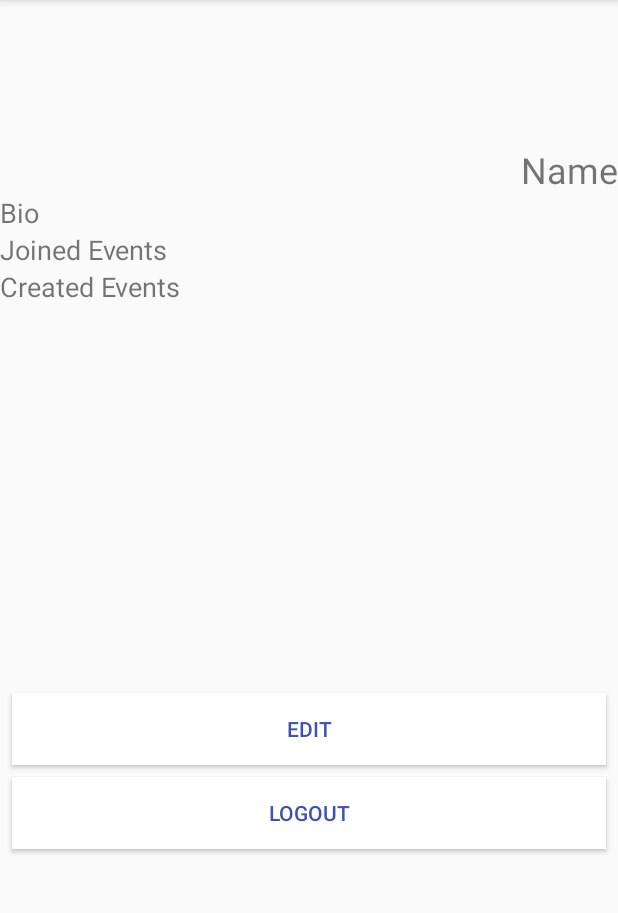
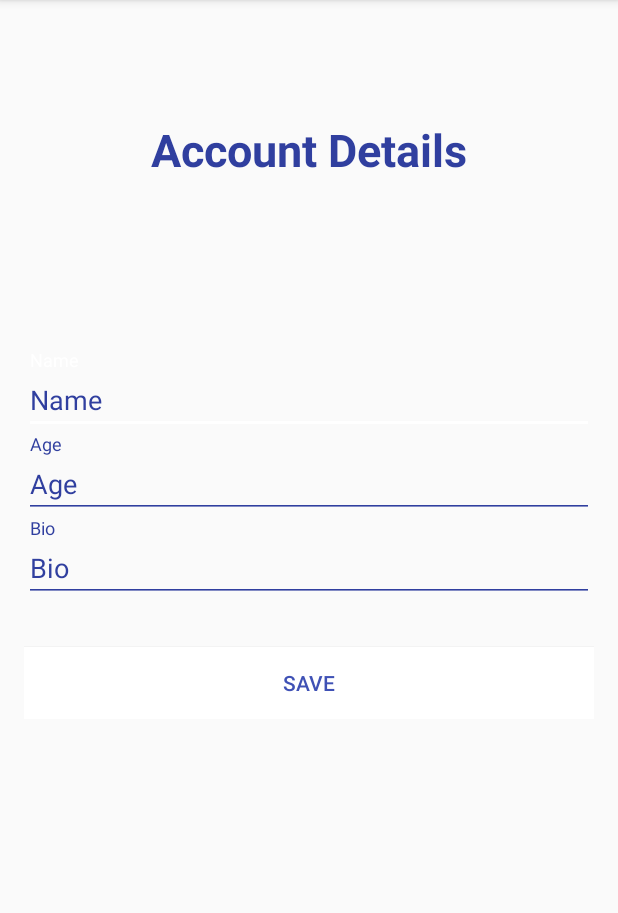
Before and after one commit to greenedy/QuickMeets, an Android app: the UserProfile screen opened directly, with no data from a screen before it, after a tap on "EDIT", on a phone screen of 412 x 824 dp, the part 84-997 px from its top. Run offline under Robolectric (Android 15) with nearby library versions, the phone set to English and light mode, and no system bars.

Commit message:
Added user methods to the GlobalSharedManager Login creates a test user "Nathan" User Profile populates from the GlobalSharedManager I think we will identify whos signed in by passing the user id in intents between activities

```diff
--- a/app/src/main/AndroidManifest.xml
+++ b/app/src/main/AndroidManifest.xml
@@ -40,7 +40,8 @@
 
         <activity android:name=".MainActivity" />
         <activity android:name=".Register" />
-        <activity android:name=".UserProfile"></activity>
+        <activity android:name=".UserProfile" />
+        <activity android:name=".UserProfileEdit"></activity>
     </application>
 
 </manifest>
--- a/app/src/main/java/com/mark/mroz/quickmeets/UserProfile.java
+++ b/app/src/main/java/com/mark/mroz/quickmeets/UserProfile.java
@@ -1,15 +1,48 @@
 package com.mark.mroz.quickmeets;
 
+import android.content.Intent;
 import android.support.v7.app.AppCompatActivity;
 import android.os.Bundle;
+import android.view.View;
 import android.widget.EditText;
+import android.widget.TextView;
+
+import com.mark.mroz.quickmeets.models.User;
+import com.mark.mroz.quickmeets.shared.GlobalSharedManager;
+
+import java.util.List;
 
 public class UserProfile extends AppCompatActivity {
+    GlobalSharedManager manager;
+    int currentUserID;
+    User currentUser;
+
+    private TextView userName, userAge, userBio;
 
     @Override
     protected void onCreate(Bundle savedInstanceState) {
         super.onCreate(savedInstanceState);
         setContentView(R.layout.activity_user_profile);
 
+
+        currentUserID = 101;
+        manager = new GlobalSharedManager(this);
+        currentUser = manager.getUser(currentUserID);
+
+        userName = (TextView) findViewById(R.id.lblName);
+        userAge = (TextView) findViewById(R.id.lblAge);
+        userBio = (TextView) findViewById(R.id.txtBio);
+
+        userName.setText(currentUser.getName());
+        userAge.setText(Integer.toString(currentUser.getAge()));
+        userBio.setText(currentUser.getBio());
+
+    }
+
+    public void onClickEdit(View view) {
+        Intent intent = new Intent(this, UserProfileEdit.class);
+        startActivity(intent);
+
+
     }
 }
--- /dev/null
+++ b/app/src/main/java/com/mark/mroz/quickmeets/UserProfileEdit.java
@@ -0,0 +1,13 @@
+package com.mark.mroz.quickmeets;
+
+import android.support.v7.app.AppCompatActivity;
+import android.os.Bundle;
+
+public class UserProfileEdit extends AppCompatActivity {
+
+    @Override
+    protected void onCreate(Bundle savedInstanceState) {
+        super.onCreate(savedInstanceState);
+        setContentView(R.layout.activity_user_profile_edit);
+    }
+}
--- a/app/src/main/java/com/mark/mroz/quickmeets/models/User.java
+++ b/app/src/main/java/com/mark/mroz/quickmeets/models/User.java
@@ -106,9 +106,7 @@ public class User {
 
     public void setFavouriteSports(List<SportEnum> favouriteSports) { this.favouriteSports = favouriteSports; }
 
-    public String getBio() {
-        return bio;
-    }
+    public String getBio() { return bio; }
 
     public void setBio(String bio) {this.bio = bio;}
 }
--- a/app/src/main/java/com/mark/mroz/quickmeets/shared/GlobalSharedManager.java
+++ b/app/src/main/java/com/mark/mroz/quickmeets/shared/GlobalSharedManager.java
@@ -6,10 +6,13 @@ import android.content.SharedPreferences;
 import com.google.gson.Gson;
 import com.google.gson.reflect.TypeToken;
 import com.mark.mroz.quickmeets.models.SportsEvent;
+import com.mark.mroz.quickmeets.models.User;
 
 import java.lang.reflect.Type;
 import java.util.ArrayList;
 import java.util.List;
+
+import static android.content.Context.MODE_PRIVATE;
 
 /**
  * Created by markmroz on 2017-07-09.
@@ -20,6 +23,7 @@ public class GlobalSharedManager {
     private Context appContext;
 
     private static final String USERS_LIST = "UserList";
+    private static final String ALL_USERS = "allUsers";
 
     private static final String SPORTS_EVENT_LIST = "SportsEventList";
     private static final String ALL_SPORTS_EVENTS = "allSportsEvents";
@@ -30,7 +34,7 @@ public class GlobalSharedManager {
 
     public boolean saveSportsEvent(SportsEvent sportsEvent) {
 
-        SharedPreferences settings = appContext.getSharedPreferences(SPORTS_EVENT_LIST, Context.MODE_PRIVATE);
+        SharedPreferences settings = appContext.getSharedPreferences(SPORTS_EVENT_LIST, MODE_PRIVATE);
         SharedPreferences.Editor editor  = settings.edit();
 
         List<SportsEvent> events = getAllSportsEvents();
@@ -45,7 +49,7 @@ public class GlobalSharedManager {
 
     public List<SportsEvent> getAllSportsEvents() {
 
-        SharedPreferences settings = appContext.getSharedPreferences(SPORTS_EVENT_LIST, Context.MODE_PRIVATE);
+        SharedPreferences settings = appContext.getSharedPreferences(SPORTS_EVENT_LIST, MODE_PRIVATE);
 
         String json = settings.getString(ALL_SPORTS_EVENTS, null);
 
@@ -60,9 +64,57 @@ public class GlobalSharedManager {
     }
 
     public void clearAllSportsEvents() {
-        SharedPreferences preferences = appContext.getSharedPreferences(SPORTS_EVENT_LIST, Context.MODE_PRIVATE);
+        SharedPreferences preferences = appContext.getSharedPreferences(SPORTS_EVENT_LIST, MODE_PRIVATE);
         SharedPreferences.Editor editor = preferences.edit();
         editor.clear();
         editor.commit();
     }
-}
+
+    public boolean saveUser(User user) {
+        SharedPreferences users = appContext.getSharedPreferences(USERS_LIST, MODE_PRIVATE);
+        SharedPreferences.Editor editor  = users.edit();
+
+        List<User> usersList = getAllUsers();
+        usersList.add(user);
+
+        String eventsJson = new Gson().toJson(usersList);
+
+        editor.putString(ALL_USERS, eventsJson);
+
+        return editor.commit();
+    }
+
+    public List<User> getAllUsers() {
+        SharedPreferences users = appContext.getSharedPreferences(USERS_LIST, MODE_PRIVATE);
+        String json = users.getString(ALL_USERS, null);
+
+        if (json == null) {
+            return new ArrayList<User>();
+        }
+
+        Type type = new TypeToken<List<User>>(){}.getType();
+        List<User> userList = new Gson().fromJson(json, type);
+
+        return userList;
+    }
+    public User getUser(int requestID) {
+        SharedPreferences users = appContext.getSharedPreferences(USERS_LIST, MODE_PRIVATE);
+        String json = users.getString(ALL_USERS, null);
+
+        if (json == null) {
+            return new User();
+        }
+
+        Type type = new TypeToken<List<User>>(){}.getType();
+        List<User> userList = new Gson().fromJson(json, type);
+        User foundUser = new User();
+        for (int x=0; x<userList.size(); x++) {
+            if (userList.get(x).getUserID() == requestID) {
+                foundUser=userList.get(x);
+            }
+        }
+        return foundUser;
+
+    }
+
+    }
--- a/app/src/main/res/layout/activity_login.xml
+++ b/app/src/main/res/layout/activity_login.xml
@@ -75,6 +75,7 @@
         </android.support.design.widget.TextInputLayout>
 
         <Button
+            android:id="@+id/btnLogin"
             android:layout_width="match_parent"
             android:layout_height="wrap_content"
             android:layout_marginTop="30dp"
@@ -84,7 +85,7 @@
             android:textColor="@color/colorPrimary" />
 
         <Button
-            android:id="@+id/button2"
+            android:id="@+id/btnRegister"
             android:layout_width="match_parent"
             android:layout_height="wrap_content"
             android:layout_marginTop="30dp"
--- a/app/src/main/res/layout/activity_user_profile.xml
+++ b/app/src/main/res/layout/activity_user_profile.xml
@@ -7,7 +7,7 @@
     tools:context="com.mark.mroz.quickmeets.UserProfile">
 
     <LinearLayout
-        android:layout_width="match_parent"
+        android:layout_width="0dp"
         android:layout_height="wrap_content"
         android:orientation="vertical"
         app:layout_constraintTop_toTopOf="parent"
@@ -25,7 +25,16 @@
             android:layout_height="wrap_content"
             android:text="@string/text_Name"
             android:textAlignment="textEnd"
-            android:textSize="24sp" />
+            android:textSize="24sp"
+            tools:layout_editor_absoluteX="8dp"
+            tools:layout_editor_absoluteY="0dp" />
+
+        <TextView
+            android:id="@+id/lblAge"
+            android:layout_width="match_parent"
+            android:layout_height="wrap_content"
+            android:text="TextView"
+            android:textAlignment="textEnd" />
 
         <TextView
             android:id="@+id/txtBio"
@@ -34,6 +43,12 @@
             android:text="@string/text_Bio"
             android:textAlignment="viewStart"
             android:textSize="18sp" />
+
+        <TextView
+            android:id="@+id/lblFavSports"
+            android:layout_width="match_parent"
+            android:layout_height="wrap_content"
+            android:text="TextView" />
 
         <TextView
             android:id="@+id/lblJoinedEvents"
@@ -67,39 +82,42 @@
 
     <Button
         android:id="@+id/btnEdit"
-        android:layout_width="match_parent"
+        android:layout_width="0dp"
         android:layout_height="wrap_content"
         android:layout_marginBottom="8dp"
+        android:layout_marginEnd="8dp"
+        android:layout_marginLeft="8dp"
+        android:layout_marginRight="8dp"
+        android:layout_marginStart="8dp"
         android:layout_marginTop="8dp"
         android:background="@color/colorAccent"
-        android:onClick="onClickLogin"
+        android:onClick="onClickEdit"
         android:text="@string/text_Edit"
         android:textColor="@color/colorPrimary"
         app:layout_constraintBottom_toBottomOf="parent"
+        app:layout_constraintLeft_toLeftOf="parent"
+        app:layout_constraintRight_toRightOf="parent"
         app:layout_constraintTop_toBottomOf="@+id/linearLayout3"
-        android:layout_marginLeft="8dp"
-        app:layout_constraintVertical_bias="0.501"
-        app:layout_constraintLeft_toLeftOf="parent"
-        android:layout_marginRight="8dp"
-        app:layout_constraintRight_toRightOf="parent" />
+        app:layout_constraintVertical_bias="0.501" />
 
     <Button
         android:id="@+id/btnLogout"
-        android:layout_width="match_parent"
+        android:layout_width="0dp"
         android:layout_height="wrap_content"
         android:layout_marginBottom="55dp"
+        android:layout_marginLeft="8dp"
+        android:layout_marginRight="8dp"
+        android:layout_marginTop="8dp"
         android:background="@color/colorAccent"
-        android:onClick="onClickLogin"
         android:text="@string/text_Logout"
         android:textColor="@color/colorPrimary"
         app:layout_constraintBottom_toBottomOf="parent"
-        android:layout_marginLeft="8dp"
-        app:layout_constraintVertical_bias="0.00"
+        app:layout_constraintHorizontal_bias="0.0"
         app:layout_constraintLeft_toLeftOf="parent"
-        android:layout_marginRight="8dp"
         app:layout_constraintRight_toRightOf="parent"
-        app:layout_constraintHorizontal_bias="0.0"
-        android:layout_marginTop="8dp"
-        app:layout_constraintTop_toBottomOf="@+id/btnEdit" />
+        app:layout_constraintTop_toBottomOf="@+id/btnEdit"
+        app:layout_constraintVertical_bias="0.0"
+        android:layout_marginStart="8dp"
+        android:layout_marginEnd="8dp" />
 
 </android.support.constraint.ConstraintLayout>
--- /dev/null
+++ b/app/src/main/res/layout/activity_user_profile_edit.xml
@@ -0,0 +1,111 @@
+<?xml version="1.0" encoding="utf-8"?>
+<android.support.constraint.ConstraintLayout xmlns:android="http://schemas.android.com/apk/res/android"
+    xmlns:app="http://schemas.android.com/apk/res-auto"
+    xmlns:tools="http://schemas.android.com/tools"
+    android:layout_width="match_parent"
+    android:layout_height="match_parent"
+    tools:context="com.mark.mroz.quickmeets.UserProfileEdit">
+
+    <TextView
+        android:id="@+id/textView6"
+        android:layout_width="wrap_content"
+        android:layout_height="wrap_content"
+        android:layout_gravity="center"
+        android:layout_marginBottom="8dp"
+        android:layout_marginLeft="8dp"
+        android:layout_marginRight="8dp"
+        android:layout_marginTop="8dp"
+        android:text="@string/text_AccountDetails"
+        android:textColor="@color/colorPrimaryDark"
+        android:textSize="30sp"
+        android:textStyle="bold"
+        app:layout_constraintBottom_toTopOf="@+id/linearLayout"
+        app:layout_constraintLeft_toLeftOf="parent"
+        app:layout_constraintRight_toRightOf="parent"
+        app:layout_constraintTop_toTopOf="parent"
+        app:layout_constraintVertical_bias="0.588"
+        android:layout_marginStart="8dp"
+        android:layout_marginEnd="8dp" />
+
+    <LinearLayout
+        android:layout_width="0dp"
+        android:layout_height="wrap_content"
+        android:orientation="vertical"
+        android:padding="16dp"
+        app:layout_constraintBottom_toBottomOf="parent"
+        app:layout_constraintLeft_toLeftOf="parent"
+        app:layout_constraintRight_toRightOf="parent"
+        app:layout_constraintTop_toTopOf="parent"
+        android:id="@+id/linearLayout"
+        app:layout_constraintHorizontal_bias="0.0">
+
+        <android.support.design.widget.TextInputLayout
+            android:id="@+id/input_layout_Name"
+            android:layout_width="match_parent"
+            android:layout_height="match_parent"
+            android:textColorHint="@color/colorPrimaryDark">
+
+            <EditText
+                android:id="@+id/input_name"
+                android:layout_width="match_parent"
+                android:layout_height="wrap_content"
+                android:backgroundTint="@color/colorPrimaryDark"
+                android:hint="@string/text_Name"
+                android:inputType="textPersonName"
+                android:text="@string/text_Name"
+                android:textColor="@color/colorPrimaryDark"
+                android:textColorHint="@color/colorPrimaryDark" />
+
+        </android.support.design.widget.TextInputLayout>
+
+        <android.support.design.widget.TextInputLayout
+            android:id="@+id/input_layout_Age"
+            android:layout_width="match_parent"
+            android:layout_height="wrap_content"
+            android:textColorHint="@color/colorPrimaryDark">
+
+            <EditText
+                android:id="@+id/input_age"
+                android:layout_width="match_parent"
+                android:layout_height="wrap_content"
+                android:backgroundTint="@color/colorPrimaryDark"
+                android:hint="@string/text_Age"
+                android:inputType="textEmailAddress"
+                android:text="@string/text_Age"
+                android:textColor="@color/colorPrimaryDark"
+                android:textColorHint="@color/colorPrimaryDark" />
+
+        </android.support.design.widget.TextInputLayout>
+
+        <android.support.design.widget.TextInputLayout
+            android:id="@+id/input_layout_Bio"
+            android:layout_width="match_parent"
+            android:layout_height="match_parent"
+            android:textColorHint="@color/colorPrimaryDark">
+
+            <EditText
+                android:id="@+id/input_bio"
+                android:layout_width="match_parent"
+                android:layout_height="wrap_content"
+                android:backgroundTint="@color/colorPrimaryDark"
+                android:hint="@string/text_Bio"
+                android:inputType="textPersonName"
+                android:text="@string/text_Bio"
+                android:textColor="@color/colorPrimaryDark"
+                android:textColorHint="@color/colorPrimaryDark" />
+
+        </android.support.design.widget.TextInputLayout>
+
+        <Button
+            android:id="@+id/button2"
+            android:layout_width="match_parent"
+            android:layout_height="wrap_content"
+            android:layout_marginTop="30dp"
+            android:background="@color/colorAccent"
+            android:onClick="onClickRegister"
+            android:text="@string/text_Save"
+            android:textColor="@color/colorPrimary" />
+
+    </LinearLayout>
+
+</android.support.constraint.ConstraintLayout>
--- a/app/src/main/res/values/strings.xml
+++ b/app/src/main/res/values/strings.xml
@@ -7,6 +7,8 @@
     <string name="text_Register">Register</string>
     <string name="text_RegisterDescription">Please provide the following info to create your Quick Meets Account</string>
     <string name="text_Name">Name</string>
+    <string name="text_Age">Age</string>
+    <string name="text_Save">Save</string>
     <string name="text_EnterEmail">Please enter your email</string>
     <string name="text_EnterPassword1">Please create a password</string>
     <string name="text_EnterPassword2">Confirm Password </string>
@@ -15,7 +17,10 @@
     <string name="text_Logout">Logout</string>
     <string name="text_JoinedEvents">Joined Events</string>
     <string name="text_CreatedEvents">Created Events</string>
-
+    <string name="error_name">Enter your full name</string>
+    <string name="error_email">Enter a valid email address</string>
+    <string name="error_password">Enter a password</string>
+    <string name="text_AccountDetails">Account Details</string>
 
 
 </resources>
```
Also changed, not shown: app/src/main/java/com/mark/mroz/quickmeets/Login.java (+51 -2 lines), app/src/main/java/com/mark/mroz/quickmeets/Register.java (+116 -0 lines).
